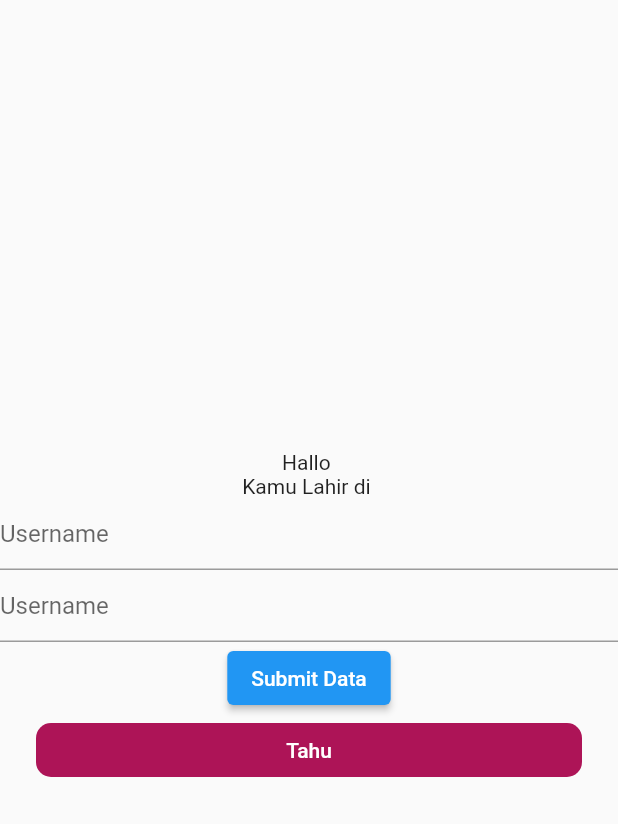
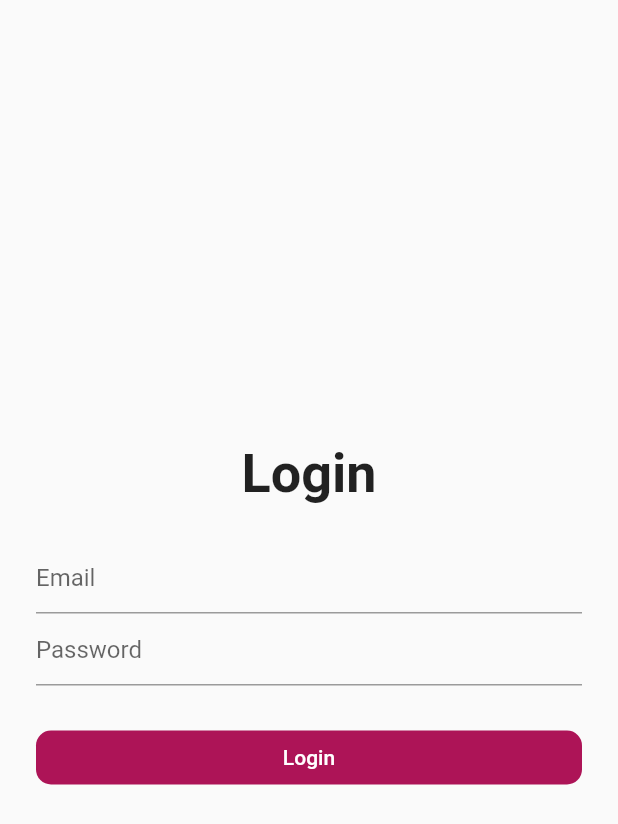
Before and after one commit to candraprasetya/belajar_salt, a Flutter app: the screen it shows after launch, on a phone screen of 412 x 824 dp. Shown: the top 824 px of the screen. Run offline on Flutter 3.47's test engine with Material 2 defaults, Android fonts, the phone set to English and light mode, and no system bars; our stand-ins replace get, lottie.

Commit message:
change login screen code

```diff
--- a/lib/src/screens/login/login_controller.dart
+++ /dev/null
@@ -1,28 +0,0 @@
-import 'package:belajar_flutter/src/screens/screens.dart';
-import 'package:get/get.dart';
-
-class LoginController extends GetxController {
-  RxString username = ''.obs;
-  String tempatLahir = '';
-
-  List<String> data = ['Tahu', 'Bulat', 'Digoreng'];
-
-  void changeName(String newName) {
-    if (newName.length >= 5) {
-      username.value = newName;
-    }
-  }
-
-  void changeTempatLahir(String newValue) {
-    tempatLahir = newValue;
-    update();
-  }
-
-  void submitData() {
-    if (username.value.isNotEmpty && tempatLahir.isNotEmpty) {
-      Get.to(ListScreen());
-    } else {
-      Get.snackbar('Lengkapi Data', 'Lengkapi data kamu');
-    }
-  }
-}
--- a/lib/src/screens/login/login_screen.dart
+++ /dev/null
@@ -1,82 +0,0 @@
-part of '../screens.dart';
-
-class LoginScreen extends StatefulWidget {
-  LoginScreen({Key? key}) : super(key: key);
-
-  @override
-  State<LoginScreen> createState() => _LoginScreenState();
-}
-
-class _LoginScreenState extends State<LoginScreen> {
-  final c = Get.put(LoginController());
-  TextEditingController usernameController = TextEditingController();
-  bool isLoginProcessing = false;
-
-  @override
-  Widget build(BuildContext context) {
-    return Scaffold(
-      body: Column(
-        crossAxisAlignment: CrossAxisAlignment.center,
-        mainAxisAlignment: MainAxisAlignment.center,
-        children: [
-          Obx(() => Text('Hallo ${c.username.value}')),
-          GetBuilder<LoginController>(
-            builder: (controller) =>
-                Text('Kamu Lahir di ${controller.tempatLahir}'),
-          ),
-          TextField(
-            onChanged: (value) {
-              c.changeName(value);
-            },
-            decoration: const InputDecoration(hintText: 'Username'),
-          ),
-          TextField(
-            controller: usernameController,
-            decoration: const InputDecoration(hintText: 'Username'),
-          ),
-          ElevatedButton(
-              onPressed: () {
-                c.submitData();
-              },
-              child: const Text('Submit Data')),
-
-          //////////////
-          ButtonWidget(
-            onPressed: () {
-              setState(() {
-                isLoginProcessing = true;
-              });
-              // Durasi, Function
-              Future.delayed(const Duration(milliseconds: 3000), () {
-                if (usernameController.text == 'candra') {
-                  setState(() {
-                    isLoginProcessing = false;
-                  });
-                  Navigator.push(
-                      context,
-                      MaterialPageRoute(
-                        builder: (context) => ListScreen(),
-                      ));
-                } else {
-                  setState(() {
-                    isLoginProcessing = false;
-                  });
-
-                  ScaffoldMessenger.of(context).showSnackBar(SnackBar(
-                    content: Text(
-                      "Error, kamu jelek!",
-                      style: TextStyle(color: Colors.red),
-                    ),
-                    backgroundColor: Colors.red[100],
-                  ));
-                }
-              });
-            },
-            isLoading: isLoginProcessing,
-            caption: 'Tahu',
-          )
-        ],
-      ),
-    );
-  }
-}
--- /dev/null
+++ b/lib/src/screens/login_screen.dart
@@ -0,0 +1,85 @@
+part of 'screens.dart';
+
+class LoginScreen extends StatefulWidget {
+  const LoginScreen({Key? key}) : super(key: key);
+
+  @override
+  State<LoginScreen> createState() => _LoginScreenState();
+}
+
+class _LoginScreenState extends State<LoginScreen> {
+  //Menambahkan 2 TextEditingController (Email dan Password)
+  TextEditingController emailController = TextEditingController();
+  TextEditingController passController = TextEditingController();
+
+  //Tambahkan 1 boolean untuk login proses
+  bool isLoginProcessing = false;
+
+  Widget _buildTextField(String hint, TextEditingController newController,
+      {bool isPassword = false}) {
+    return Padding(
+      padding: const EdgeInsets.symmetric(horizontal: 24),
+      child: TextField(
+        controller: newController,
+        keyboardType: isPassword
+            ? TextInputType.visiblePassword
+            : TextInputType.emailAddress,
+        obscureText: isPassword ? true : false,
+        decoration: InputDecoration(hintText: hint),
+      ),
+    );
+  }
+
+  @override
+  Widget build(BuildContext context) {
+    return Scaffold(
+      body: Column(
+        crossAxisAlignment: CrossAxisAlignment.center,
+        mainAxisAlignment: MainAxisAlignment.center,
+        children: [
+          Text(
+            'Login',
+            style: TextStyle(
+                color: Colors.black87,
+                fontWeight: FontWeight.bold,
+                fontSize: 36),
+          ),
+          const SizedBox(height: 24),
+          _buildTextField('Email', emailController),
+          _buildTextField('Password', passController, isPassword: true),
+          const SizedBox(height: 24),
+          ButtonWidget(
+            onPressed: () {
+              setState(() {
+                isLoginProcessing = true;
+              });
+
+              Future.delayed(const Duration(milliseconds: 3000), () {
+                //Jika emailnya adalah nama@gmail.com dan passwordnya 12345678
+                //Maka diarahkan ke ListScreen
+                if (emailController.text == "email kamu" &&
+                    passController.text == 'password kamu') {
+                  //Arahkan ke ListScreen
+
+                  setState(() {
+                    isLoginProcessing = false;
+                  });
+                } else {
+                  setState(() {
+                    isLoginProcessing = false;
+                  });
+
+                  //Munculin Snackbar
+                }
+
+                //Jika tidak, maka muncul snackbar
+              });
+            },
+            isLoading: isLoginProcessing,
+            caption: 'Login',
+          )
+        ],
+      ),
+    );
+  }
+}
--- a/lib/src/screens/screens.dart
+++ b/lib/src/screens/screens.dart
@@ -1,7 +1,6 @@
 import 'dart:math';
 
 import 'package:belajar_flutter/src/models/models.dart';
-import 'package:belajar_flutter/src/screens/login/login_controller.dart';
 import 'package:belajar_flutter/src/widgets/widgets.dart';
 import 'package:flutter/material.dart';
 import 'package:get/get.dart';
@@ -9,5 +8,5 @@ import 'package:lottie/lottie.dart';
 
 part 'home_screen.dart';
 part 'menu_screen.dart';
-part 'login/login_screen.dart';
+part 'login_screen.dart';
 part 'list_screen.dart';
```
Also changed, not shown: lib/src/screens/home_screen.dart (+2 -46 lines).
